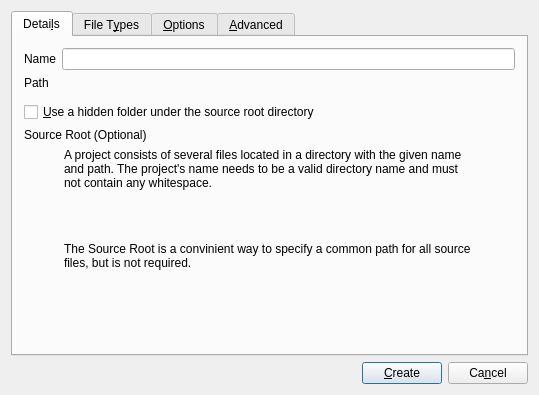
The window that src/ui/newprojectlayout.ui (choueric/kkscope) describes before a commit, drawn with Qt 5.
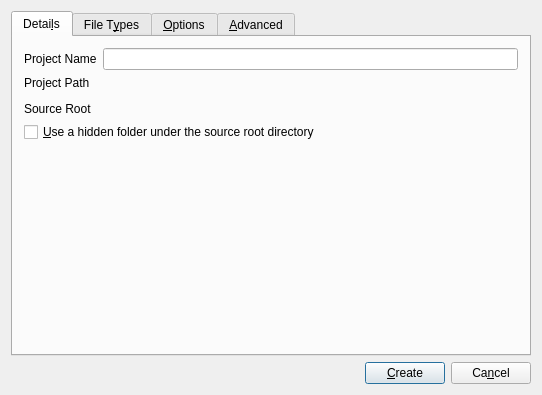
The same window after the commit. Custom widgets are drawn as their Qt base class.

Commit message: update new project dialog

```diff
--- a/src/ui/newprojectlayout.ui
+++ b/src/ui/newprojectlayout.ui
@@ -6,7 +6,7 @@
    <rect>
     <x>0</x>
     <y>0</y>
-    <width>539</width>
+    <width>542</width>
     <height>395</height>
    </rect>
   </property>
@@ -29,7 +29,7 @@
          <item row="1" column="0">
           <widget class="QLabel" name="textLabel2">
            <property name="text">
-            <string>Path</string>
+            <string>Project Path</string>
            </property>
            <property name="wordWrap">
             <bool>false</bool>
@@ -39,7 +39,7 @@
          <item row="0" column="0">
           <widget class="QLabel" name="textLabel1">
            <property name="text">
-            <string>Name</string>
+            <string>Project Name</string>
            </property>
            <property name="wordWrap">
             <bool>false</bool>
@@ -65,22 +65,12 @@
          </item>
         </layout>
        </item>
-       <item>
-        <widget class="QCheckBox" name="m_pHiddenDirCheck">
-         <property name="text">
-          <string>&amp;Use a hidden folder under the source root directory</string>
-         </property>
-         <property name="shortcut">
-          <string>Alt+U</string>
-         </property>
-        </widget>
-       </item>
        <item>
         <layout class="QHBoxLayout">
          <item>
           <widget class="QLabel" name="textLabel1_2">
            <property name="text">
-            <string>Source Root (Optional)</string>
+            <string>Source Root</string>
            </property>
            <property name="wordWrap">
             <bool>false</bool>
@@ -93,20 +83,12 @@
         </layout>
        </item>
        <item>
-        <widget class="QLabel" name="textLabel1_3">
+        <widget class="QCheckBox" name="m_pHiddenDirCheck">
          <property name="text">
-          <string>&lt;blockquote&gt;A project consists of several files located in a directory
- with the given name and path. The project's name needs to be a valid directory
-name and must not contain any whitespace.&lt;/blockquote&gt;
-&lt;br&gt;
-&lt;blockquote&gt;The Source Root is a convinient way to specify a common
-path for all source files, but is not required.&lt;/blockquote&gt;</string>
+          <string>&amp;Use a hidden folder under the source root directory</string>
          </property>
-         <property name="alignment">
-          <set>Qt::AlignVCenter</set>
-         </property>
-         <property name="wordWrap">
-          <bool>true</bool>
+         <property name="shortcut">
+          <string>Alt+U</string>
          </property>
         </widget>
        </item>
```
Left out of the diff: 3 changed lines with no effect on the pictures.
